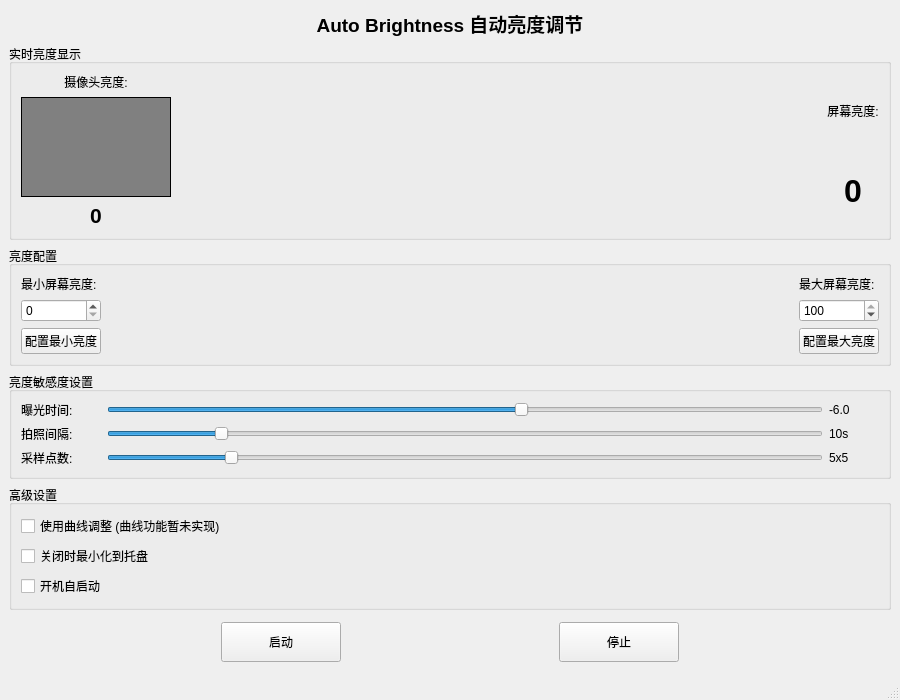
This is mainwindow.ui in 183965983/AutoBrightnessWidget as Qt 5 draws it before an edit. The edited form follows.
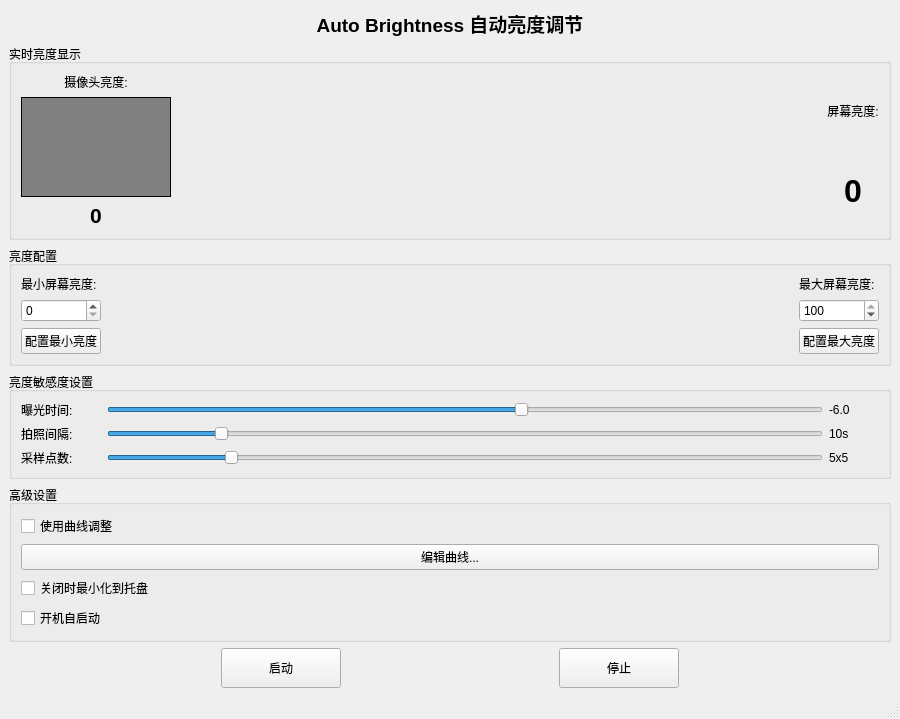
This is the edited form.

Commit message: Implement visual curve editor with drag-and-drop control points and presets

Patch:
```diff
--- a/mainwindow.ui
+++ b/mainwindow.ui
@@ -363,7 +363,14 @@
        <item>
         <widget class="QCheckBox" name="useCurveCheckBox">
          <property name="text">
-          <string>使用曲线调整 (曲线功能暂未实现)</string>
+          <string>使用曲线调整</string>
+         </property>
+        </widget>
+       </item>
+       <item>
+        <widget class="QPushButton" name="editCurveButton">
+         <property name="text">
+          <string>编辑曲线...</string>
          </property>
         </widget>
        </item>
```
The commit also changes 9 other files.
